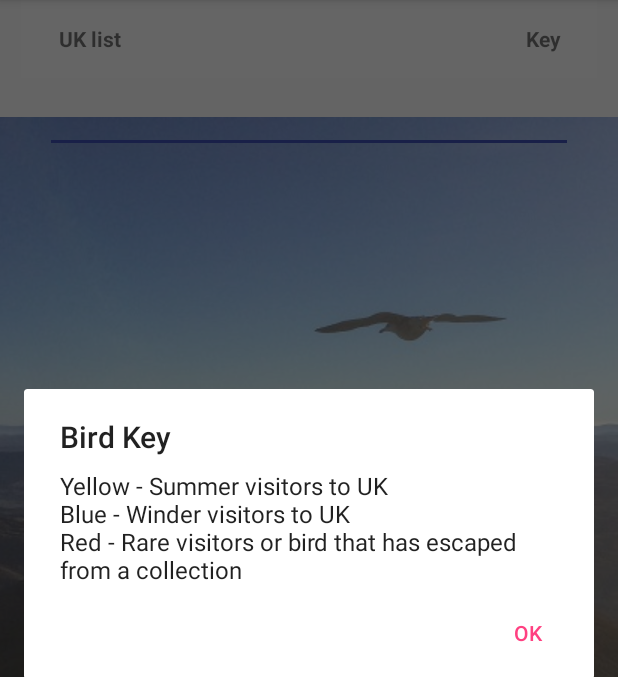
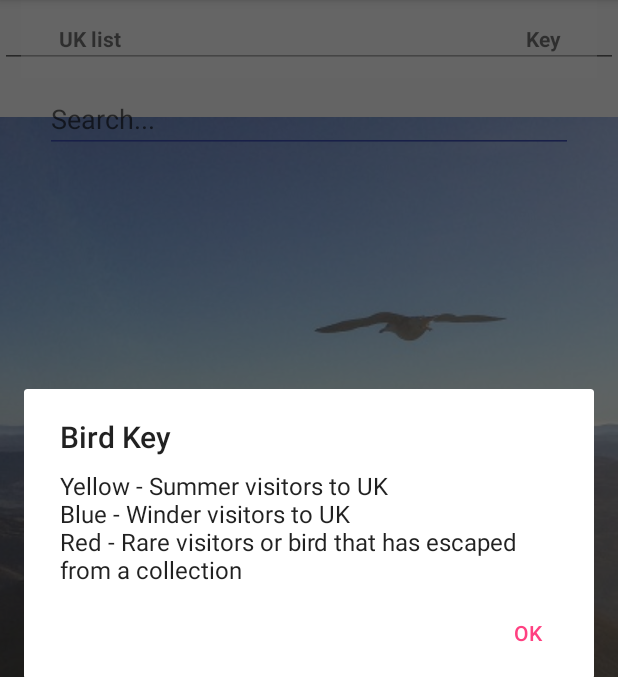
Before and after one commit to NylePudding/Birdwatching, an Android app: the ListBirdsActivity screen opened directly, with no data from a screen before it, after a tap on "Key", on a phone screen of 412 x 824 dp, the part 84-761 px from its top. Run offline under Robolectric (Android 15) with nearby library versions, the phone set to English and light mode, and no system bars.

Commit message:
changed inputSearch EditText

```diff
--- a/app/src/main/res/layout/activity_list_birds.xml
+++ b/app/src/main/res/layout/activity_list_birds.xml
@@ -6,6 +6,22 @@
     android:layout_height="match_parent"
     tools:context="uk.co.walesbirds.birdwatching.ListBirdsActivity"
     android:background="@drawable/background">
+
+
+    <!-- Dummy item to prevent AutoCompleteTextView from receiving focus -->
+    <LinearLayout
+        android:focusable="true"
+        android:focusableInTouchMode="true"
+        android:layout_width="0px"
+        android:layout_height="0px"/>
+
+    <!-- :nextFocusUp and :nextFocusLeft have been set to the id of this component
+    to prevent the dummy from receiving focus again -->
+    <AutoCompleteTextView android:id="@+id/autotext"
+        android:layout_width="fill_parent"
+        android:layout_height="wrap_content"
+        android:nextFocusUp="@id/autotext"
+        android:nextFocusLeft="@id/autotext"/>
 
     <EditText
         android:id="@+id/txtSearch"
@@ -16,14 +32,16 @@
         android:layout_marginRight="8dp"
         android:layout_marginStart="8dp"
         android:layout_marginTop="8dp"
+        android:backgroundTint="#3f51b5"
         android:ems="10"
-        android:inputType="textPersonName"
-        android:backgroundTint="#3f51b5"
+        android:hint="Search..."
+        android:inputType="text|textPersonName"
+        android:selectAllOnFocus="false"
+        android:textColor="#3f51b5"
         android:textCursorDrawable="@null"
         app:layout_constraintLeft_toLeftOf="parent"
         app:layout_constraintRight_toRightOf="parent"
-        app:layout_constraintTop_toBottomOf="@+id/relativeLayout"
-        tools:text="Search" />
+        app:layout_constraintTop_toBottomOf="@+id/relativeLayout" />
 
     <ListView
         android:id="@+id/lstBirds"
```
